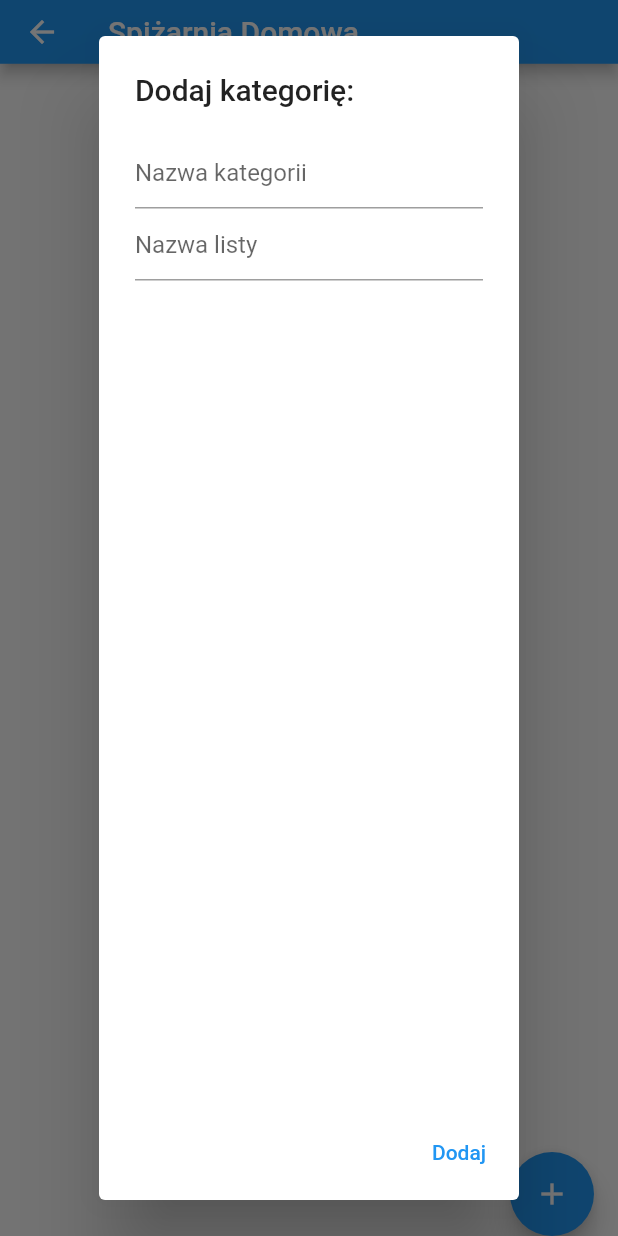
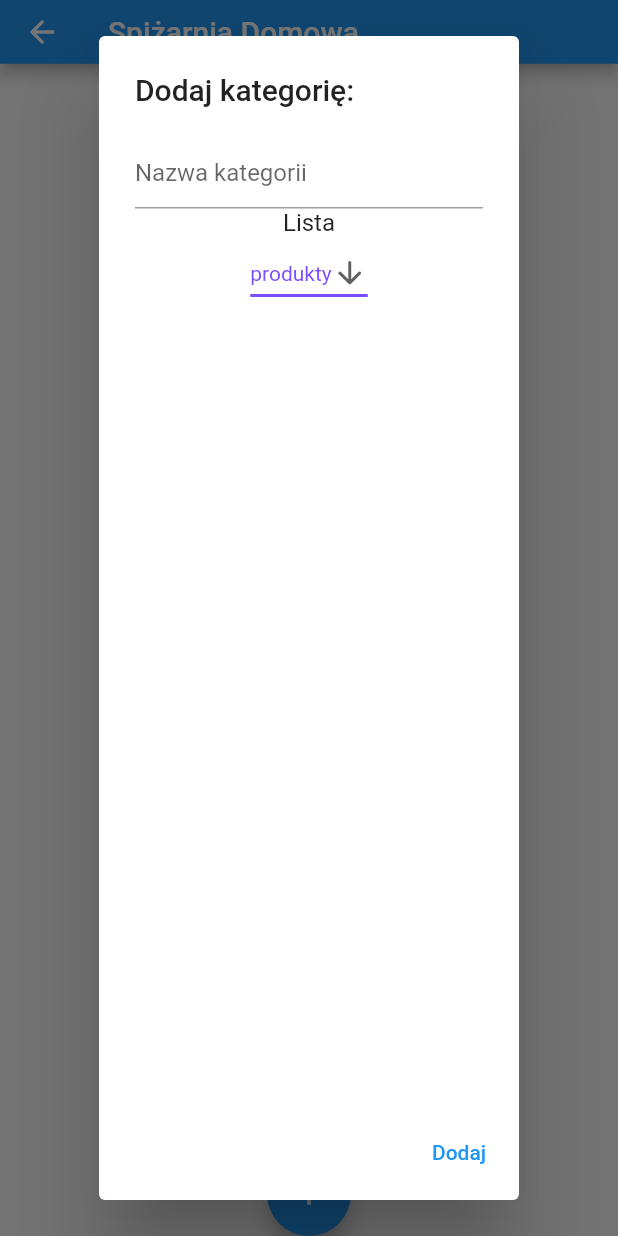
Before and after one commit to CDREApacher/spizarnia_domowa_app, a Flutter app: the ListaKategorii screen opened directly, after a tap on the "add" icon, on a phone screen of 412 x 824 dp. Run offline on Flutter 3.47's test engine with Material 2 defaults, Android fonts, the phone set to English and light mode, and no system bars; drawn by our look-alikes of grouped_list; our stand-ins replace dio, flutter_spinbox, get, logger; missing offline and left inert: dart:ffi; network calls fail.

Commit message:
Frontend work - proper displaying of lists and items Backend work - added functions for adding / deleting

```diff
--- a/lib/main.dart
+++ b/lib/main.dart
@@ -23,8 +23,9 @@ class _MyAppState extends State<MyApp> {
     produktController.fetchAllProdukts();
     produktController.fetchAllKategorie();
     produktController.fetchZakupy();
+    produktController.fetchMiary();
 
-    produktController.fetchProduktyKategorii("napoje");
+    //produktController.fetchProduktyKategorii("napoje");
   }
 
   @override
--- a/lib/model/miara.dart
+++ b/lib/model/miara.dart
@@ -0,0 +1,20 @@
+class Miara {
+  String objectId;
+  String miara;
+
+  Miara({
+    this.objectId,
+    this.miara,
+  });
+
+  Miara.fromJson(Map<String, dynamic> json){
+    objectId = json['objectId'];
+    miara = json['nazwa'];
+  }
+
+  Map<String, dynamic> toJson() => {
+    'objectId' : objectId,
+    'nazwa' : miara,
+  };
+
+} // class Miara
--- a/lib/screens/lista_kategorii.dart
+++ b/lib/screens/lista_kategorii.dart
@@ -1,5 +1,6 @@
 import 'package:flutter/material.dart';
 import 'package:get/get.dart';
+import 'package:grouped_list/grouped_list.dart';
 
 import 'package:spizarnia_domowa_app/controller/produkt_controller.dart';
 import 'package:spizarnia_domowa_app/model/kategoria.dart';
@@ -24,7 +25,7 @@ class _ListaKategorii extends State<ListaKategorii>{
     listaController.clear();
   }
 
-  onDodajKategorie() {
+  onAddKategoriaPressed() {
     Kategoria kategoria = new Kategoria (
       nazwa: nameController.text,
       lista: listaController.text,
@@ -34,12 +35,17 @@ class _ListaKategorii extends State<ListaKategorii>{
     onClearPressed();
   }
 
+  onDeleteKategoriaPressed(String objectId){
+    produktController.deleteKategoria(objectId);
+  }
 
   @override
   void initState() {
     produktController.fetchAllKategorie();
+    listaController.text = "produkty";
     super.initState();
   }
+
 
   @override
   Widget build(BuildContext context){
@@ -54,9 +60,14 @@ class _ListaKategorii extends State<ListaKategorii>{
         child: Icon(Icons.add),
         onPressed: () {
 
+          showDialog(
+              context: context,
+              builder: (context) {
 
-          showDialog(context: context, builder: (_) =>
-              AlertDialog(
+                return StatefulBuilder(
+                    builder: (context, setState) {
+
+                      return AlertDialog(
                         title: Text('Dodaj kategorię:'),
 
                         content: Column(
@@ -66,109 +77,121 @@ class _ListaKategorii extends State<ListaKategorii>{
                             TextField(
                               controller: nameController,
                               decoration: InputDecoration(hintText: "Nazwa kategorii"),
+                            ),
+
+                            Text("Lista"),
+
+                            DropdownButton<String>(
+                              value: listaController.text,
+                              icon: Icon(Icons.arrow_downward_rounded),
+                              iconSize: 24,
+                              elevation: 16,
+                              style: TextStyle(color: Colors.deepPurpleAccent),
+
+                              underline: Container(
+                                height: 2,
+                                color: Colors.deepPurpleAccent,
+                              ),
+                              onChanged: (String newValue){
+                                setState(() {
+                                //dropdownButtonValue = newValue;
+                                listaController.text = newValue;
+                                });
+                              },
+                            items: <String>['produkty', 'zakupy']
+                              .map<DropdownMenuItem<String>>((String value) {
+                                return DropdownMenuItem<String>(
+                                  value: value,
+                                  child: Text(value),
+                                );
+                              }).toList(),
+                            ),
+
+                          ], // children
 
                         ),
-
-                    TextField(
-                      controller: listaController,
-                      decoration: InputDecoration(hintText: "Nazwa listy"),
-                    ),
-
-                  ],
-
-                ),
-
                         actions: [
                           TextButton(
                               onPressed: () {
+                                // Add new Kategoria here
+                                onAddKategoriaPressed();
+                                Navigator.pop(context);// close popup
+                                Navigator.pop(context);// go back to list of products
+                              },
+                              child: Text('Dodaj')
+                          ),
+                        ],
 
-                        onDodajKategorie();
+                      );
 
-                        Navigator.pop(context);
-                      },
-                      child: Text('Dodaj'))
-                ],
-              ),
-          ); // showDialog
+                    } // StatefullBuilder builder
 
+                );
+              } // showDialog builder
+          );
 
         },
       ),
-      floatingActionButtonLocation: FloatingActionButtonLocation.endDocked,
+      floatingActionButtonLocation: FloatingActionButtonLocation.centerDocked,
 
 
 
 
-      body: Container(
-        padding: EdgeInsets.all(24),
-
-        child: Column(
-          crossAxisAlignment: CrossAxisAlignment.start,
-
-          children: <Widget>[
-
-            GetBuilder<ProduktController>(
+      body: GetBuilder<ProduktController> (
         builder: (produktController) =>
 
-                    Expanded(
-                      child: ListView.separated(
-                          itemBuilder: (context, index) => Row(
-                            mainAxisAlignment: MainAxisAlignment.spaceBetween,
+          GroupedListView<Kategoria, String>(
 
-                            children: [
+            elements: produktController.kategorie,
 
-                              SizedBox(
-                                width:340, // TODO change this static value to screen like 90% width
+            groupBy: (kategoriaLista) {
+              return kategoriaLista.lista;
+            },
+            useStickyGroupSeparators: true,
 
-                                child: InkWell(
-                                  onTap: () {},
+            groupHeaderBuilder: (Kategoria kategoria) => Padding(
+              padding: const EdgeInsets.all(8.0),
 
-                                  child: Column(
-                                    crossAxisAlignment: CrossAxisAlignment.start,
-
-                                    children: [
-
-                                      SizedBox(height: 8),
-
-                                      Row(
-
-                                        mainAxisAlignment: MainAxisAlignment.spaceBetween,
-                                        children: [
-
-                                          Text(produktController.kategorie[index].nazwa),
-
-                                          Text(produktController.kategorie[index].lista),
-
-                                        ],
-
-                                      ),
-
-                                      SizedBox(height: 8),
-
-                                    ],
-                                  ),
-                                ),
-                              ),
-
-                            ],
-
-                          ),
-
-                          separatorBuilder: (context, index) =>
-                              Divider(color: Colors.black),
-
-                          itemCount: produktController.kategorie.length,
-                      ),
+              child: Text(
+                'Kategorie w liście "' + kategoria.lista + '"',
+                textAlign: TextAlign.center,
+                style: TextStyle(fontSize: 20, fontWeight: FontWeight.bold),
               ),
             ),
 
 
+            itemBuilder: (context, Kategoria kategoria) {
+                return Card(
+                  elevation: 5.0,
+                  margin: EdgeInsets.symmetric(horizontal: 10.0, vertical: 6.0),
+
+                  child: Row(
+                    mainAxisAlignment: MainAxisAlignment.spaceBetween,
+
+                    children: [
+                      Padding(
+                        padding: EdgeInsets.symmetric(horizontal: 10),
+                        child: Text(kategoria.nazwa),
+                      ),
+
+                      IconButton(
+                          icon: Icon(Icons.delete),
+                          onPressed: () {
+                            onDeleteKategoriaPressed(kategoria.objectId);
+                            // TODO Add confirmation dialog before deleting
+                          },
+                      ),
+
                     ],
+                  ),
+                );
+            },
 
-        ),
           ),
 
 
+
+      ),
 
 
     );
```
Also changed, not shown: lib/api/produkty_api.dart (+18 -0 lines), lib/controller/produkt_controller.dart (+36 -0 lines), lib/repository/produkt_repository.dart (+26 -1 lines), lib/screens/add_atrybut.dart (deleted, +0 -23 lines), lib/screens/add_produkt.dart (+69 -50 lines), lib/screens/home.dart (+4 -3 lines), lib/screens/lista_miar.dart (added, +150 -0 lines), lib/screens/lista_zakupow.dart (+0 -80 lines), lib/screens/produkt_detail.dart (+0 -8 lines). Lines whose indentation alone changed are shown as unchanged.
